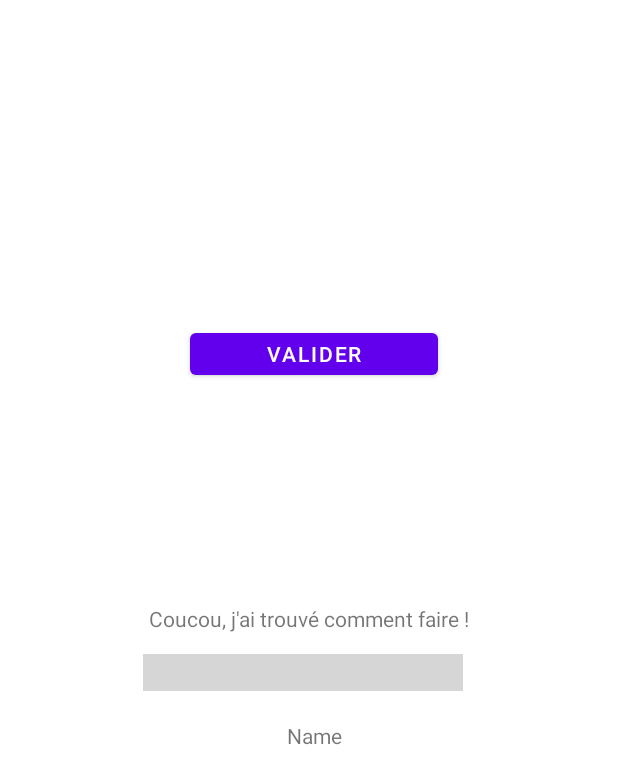
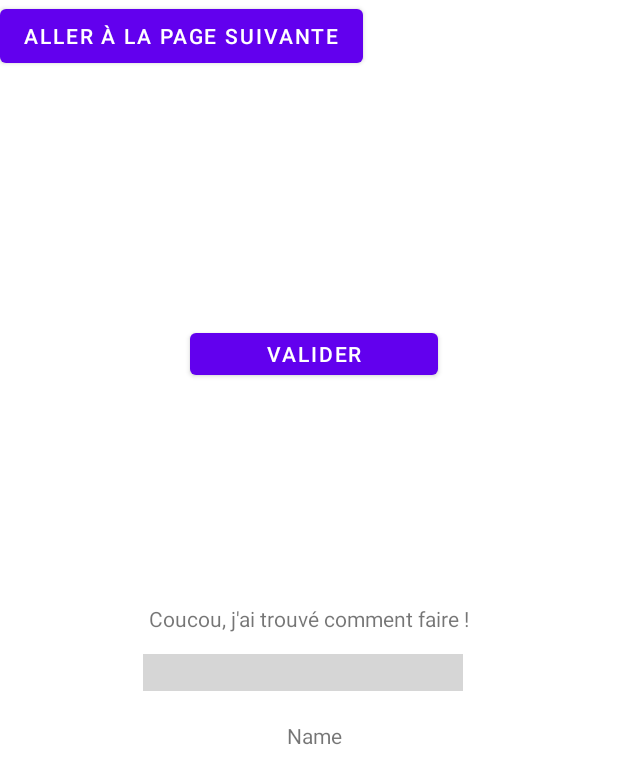
Before and after one commit to hugoheml/R4A11, an Android app: the MainActivity screen opened directly, with no data from a screen before it, after a tap on "VALIDER", on a phone screen of 412 x 824 dp. Shown: the top 784 px of the screen. Run offline under Robolectric (Android 15) with nearby library versions, the phone set to English and light mode, and no system bars; grey boxes are pictures that could not be loaded.

Commit message:
feat(tp1): add button, update logo

```diff
--- a/TP1/MyApplication4/app/src/main/java/com/example/myapplication/MainActivity.kt
+++ b/TP1/MyApplication4/app/src/main/java/com/example/myapplication/MainActivity.kt
@@ -1,5 +1,6 @@
 package com.example.myapplication
 
+import android.content.Intent
 import android.os.Bundle
 import android.text.Layout
 import android.widget.Button
@@ -10,6 +11,8 @@ import androidx.appcompat.app.AppCompatActivity
 import androidx.constraintlayout.widget.ConstraintLayout
 import androidx.core.view.ViewCompat
 import androidx.core.view.WindowInsetsCompat
+
+const val EXTRA_TEXT = "text_to_dosplay";
 
 class MainActivity : AppCompatActivity() {
     override fun onCreate(savedInstanceState: Bundle?) {
@@ -25,8 +28,10 @@ class MainActivity : AppCompatActivity() {
 
         val premierButton: Button = findViewById(R.id.validateButton);
         val inputEditText: EditText = findViewById(R.id.premierInput);
-        val label: TextView = findViewById(R.id.premierLabel)
+        val label: TextView = findViewById(R.id.premierLabel);
         val mainLayout: ConstraintLayout = findViewById(R.id.main);
+
+        var buttonClicked: Boolean = false;
 
         premierButton.setOnClickListener {
             val inputText = inputEditText.getText();
@@ -38,6 +43,19 @@ class MainActivity : AppCompatActivity() {
             } else {
                 label.text = inputText;
             }
+
+            buttonClicked = true
+        }
+
+        val nextButton: Button = findViewById(R.id.next);
+
+        nextButton.setOnClickListener {
+            if (buttonClicked) {
+                val intent = Intent(this, MainActivity2::class.java);
+                intent.putExtra(EXTRA_TEXT, inputEditText.text.toString());
+                startActivity(intent);
+            }
+
         }
     }
 }
--- a/TP1/MyApplication4/app/src/main/res/layout/activity_main.xml
+++ b/TP1/MyApplication4/app/src/main/res/layout/activity_main.xml
@@ -50,4 +50,12 @@
         app:layout_constraintEnd_toEndOf="parent"
         app:layout_constraintTop_toBottomOf="@+id/premierInput" />
 
+    <Button
+        android:id="@+id/next"
+        android:layout_width="wrap_content"
+        android:layout_height="wrap_content"
+        android:text="@string/next"
+        tools:layout_editor_absoluteX="107dp"
+        tools:layout_editor_absoluteY="563dp" />
+
 </androidx.constraintlayout.widget.ConstraintLayout>
--- a/TP1/MyApplication4/app/src/main/res/values/boutons.xml
+++ b/TP1/MyApplication4/app/src/main/res/values/boutons.xml
@@ -1,4 +1,5 @@
 <?xml version="1.0" encoding="utf-8"?>
 <resources>
     <string name="validate_text">Valider</string>
+    <string name="next">Aller à la page suivante</string>
 </resources>
```
Also changed, not shown: TP1/MyApplication4/app/src/main/java/com/example/myapplication/MainActivity2.kt (+21 -0 lines), TP1/MyApplication4/app/src/main/java/com/example/myapplication/ui/theme/Color.kt (deleted, +0 -11 lines), TP1/MyApplication4/app/src/main/java/com/example/myapplication/ui/theme/Theme.kt (deleted, +0 -57 lines), TP1/MyApplication4/app/src/main/java/com/example/myapplication/ui/theme/Type.kt (deleted, +0 -34 lines), TP1/MyApplication4/app/src/main/res/layout/activity_main2.xml (+27 -0 lines).
